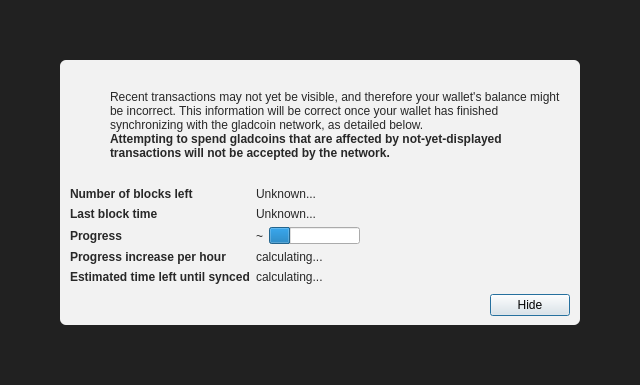
Old version of the form src/qt/forms/modaloverlay.ui in the repository codingbam/batamcoin.
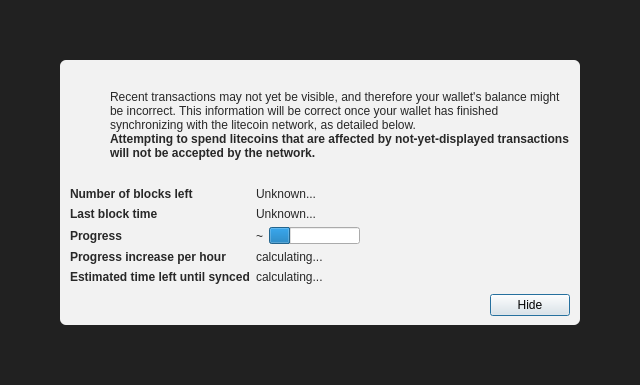
New version of the form. Icons and pictures are not drawn. Custom widgets are drawn as their Qt base class.

The edit to the form file:
```diff
--- a/src/qt/forms/modaloverlay.ui
+++ b/src/qt/forms/modaloverlay.ui
@@ -130,7 +130,7 @@
              <item>
               <widget class="QLabel" name="infoText">
                <property name="text">
-                <string>Recent transactions may not yet be visible, and therefore your wallet's balance might be incorrect. This information will be correct once your wallet has finished synchronizing with the gladcoin network, as detailed below.</string>
+                <string>Recent transactions may not yet be visible, and therefore your wallet's balance might be incorrect. This information will be correct once your wallet has finished synchronizing with the litecoin network, as detailed below.</string>
                </property>
                <property name="textFormat">
                 <enum>Qt::RichText</enum>
@@ -149,7 +149,7 @@
                 </font>
                </property>
                <property name="text">
-                <string>Attempting to spend gladcoins that are affected by not-yet-displayed transactions will not be accepted by the network.</string>
+                <string>Attempting to spend litecoins that are affected by not-yet-displayed transactions will not be accepted by the network.</string>
                </property>
                <property name="textFormat">
                 <enum>Qt::RichText</enum>
```
